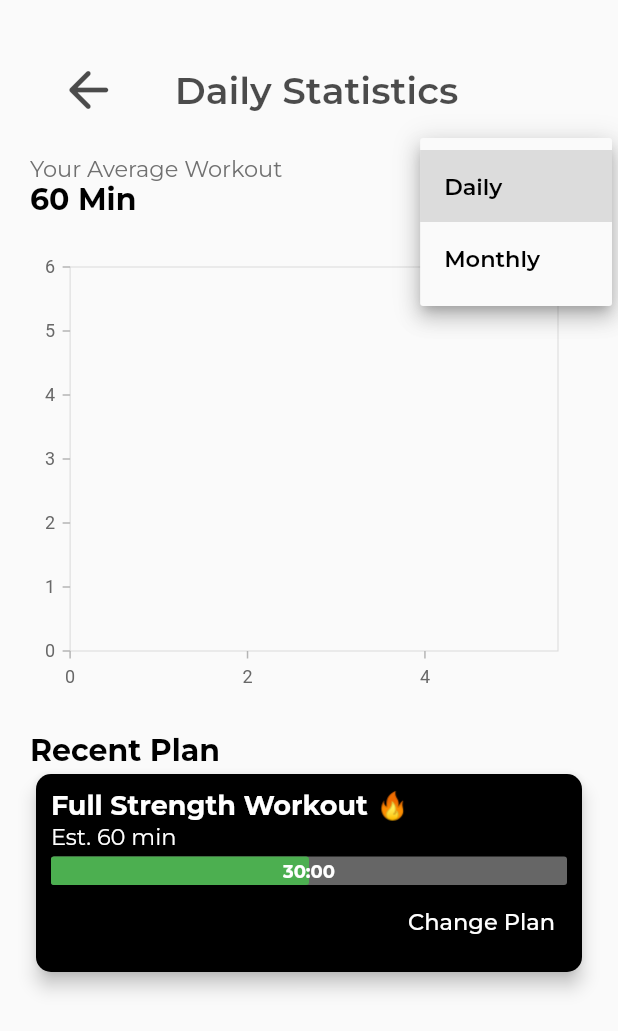
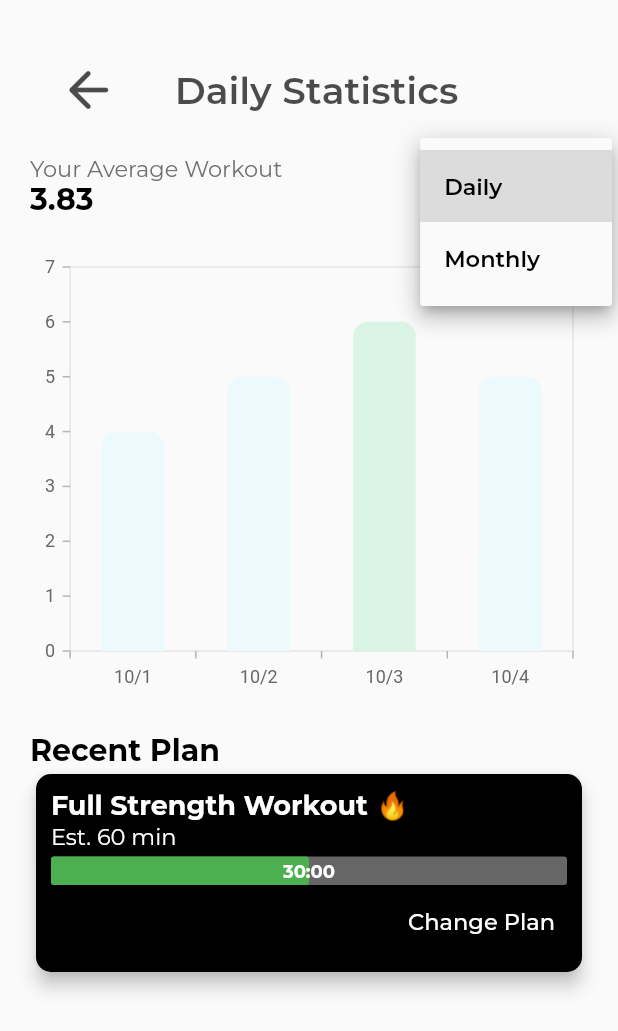
Before and after one commit to ApocalCrk/gimme, a Flutter app: the StatisticsScreen screen opened by its route, after a tap on "Daily", on a phone screen of 412 x 824 dp. Shown: the top 1031 px of the screen. Run offline on Flutter 3.47's test engine with Material 2 defaults, Android fonts, the phone set to English and light mode, and no system bars; drawn by our look-alikes of percent_indicator; our stand-ins replace awesome_notifications, cloud_firestore, firebase_auth, firebase_core, flutter_map, geolocator and 10 more; missing offline and left inert: dart:ffi, mobile_scanner; accounts and stored records are empty; project files that could hold a hidden picture were left out.

Commit message:
bar chart update

```diff
--- /dev/null
+++ b/lib/screens/statistic/component/statistics_component.dart
@@ -0,0 +1,120 @@
+import 'dart:ffi';
+import 'package:flutter/material.dart';
+import 'package:gimme/screens/statistic/tempData/data.dart';
+import 'package:syncfusion_flutter_charts/charts.dart';
+
+//find max val from listdaily
+int findMaxDaily(){
+  int max = 0;
+  for(int i = 0; i < listDaily.length; i++){
+    if(listDaily[i].duration > max){
+      max = listDaily[i].duration;
+    }
+  }
+  return max;
+}
+
+int findMaxMonthly(){
+  int max = 0;
+  for(int i = 0; i < listMonthly.length; i++){
+    if(listMonthly[i].duration > max){
+      max = listMonthly[i].duration;
+    }
+  }
+  return max;
+
+}
+
+double findDailyMean(){
+  int sum = 0;
+  for(int i = 0; i < listDaily.length; i++){
+    sum += listDaily[i].duration;
+  }
+  return sum/listDaily.length;
+}
+
+double findMonthlyMean(){
+  int sum = 0;
+  for(int i = 0; i < listMonthly.length; i++){
+    sum += listMonthly[i].duration;
+  }
+  return sum/listMonthly.length;
+
+}
+
+SfCartesianChart DailyStatistics(){
+  return SfCartesianChart(
+    legend: Legend(isVisible: false),
+    primaryXAxis: CategoryAxis(
+      majorGridLines: MajorGridLines(width: 0),
+      axisLine: AxisLine(width: 0),
+    ),
+    primaryYAxis: NumericAxis(
+      majorGridLines: MajorGridLines(width: 0),
+      axisLine: AxisLine(width: 0),
+    ),
+    series: <ChartSeries<Statistic_Daily, String>>[
+      ColumnSeries<Statistic_Daily, String>(
+        dataSource: listDaily,
+        width: 0.5,
+        xValueMapper: (Statistic_Daily data, _) => data.date,
+        yValueMapper: (Statistic_Daily data, _) => data.duration,
+        borderRadius: BorderRadius.only(topLeft: Radius.circular(10.0), topRight: Radius.circular(10.0)),
+
+        pointColorMapper: (Statistic_Daily data, _) {
+          if(data.duration == findMaxDaily()){
+            return Color(0xFFDAF5E6);
+          }else{
+            return Color(0xFFECFAFD);
+          }
+        },
+      )
+    ],
+    tooltipBehavior: TooltipBehavior(
+      enable: true,
+      header: '',
+      format: 'point.y workout(s)',
+      color: Colors.black,
+      textStyle: TextStyle(
+        color: Colors.white
+      )
+    ),
+  );
+}
+
+SfCartesianChart MonthlyStatistics(){
+  return SfCartesianChart(
+    legend: Legend(isVisible: false),
+    primaryXAxis: CategoryAxis(
+      majorGridLines: MajorGridLines(width: 0),
+      axisLine: AxisLine(width: 0),
+    ),
+    primaryYAxis: NumericAxis(
+      majorGridLines: MajorGridLines(width: 0),
+      axisLine: AxisLine(width: 0),
+    ),
+    series: <ChartSeries<Statistic_Monthly, String>>[
+      ColumnSeries<Statistic_Monthly, String>(
+        dataSource: listMonthly,
+        width: 0.5,
+        xValueMapper: (Statistic_Monthly data, _) => data.month,
+        yValueMapper: (Statistic_Monthly data, _) => data.duration,
+        borderRadius: BorderRadius.only(
+              topLeft: Radius.circular(10.0), topRight: Radius.circular(10.0)),
+        pointColorMapper: (Statistic_Monthly data, _) {
+          if(data.duration == findMaxMonthly()){
+            return Color(0xFFDAF5E6);
+          }else{
+            return Color(0xFFECFAFD);
+          }
+        }
+      )
+    ],
+    tooltipBehavior: TooltipBehavior(
+        enable: true,
+        header: '',
+        format: 'point.y workout(s)',
+        color: Colors.black,
+        textStyle: TextStyle(color: const Color.fromARGB(255, 40, 39, 39))),
+  );
+}
--- a/lib/screens/statistic/statistics_screen.dart
+++ b/lib/screens/statistic/statistics_screen.dart
@@ -1,6 +1,6 @@
 import 'package:flutter/material.dart';
 import 'package:gimme/constants.dart';
-import 'package:syncfusion_flutter_charts/charts.dart';
+import 'package:gimme/screens/statistic/component/statistics_component.dart';
 import 'package:percent_indicator/percent_indicator.dart';
 
 const List<String> dropdownPlaceholder = <String>["Daily", "Monthly"];
@@ -14,6 +14,9 @@ class StatisticsScreen extends StatefulWidget {
 
 class _StatisticsScreenState extends State<StatisticsScreen> {
   String temp = dropdownPlaceholder.first;
+  String _statisticState = dropdownPlaceholder.first;
+  double? meanDaily = findDailyMean() ?? 0;
+  double? meanMonthly = findMonthlyMean() ?? 0;
 
   @override
   Widget build(BuildContext context) {
@@ -47,7 +50,7 @@ class _StatisticsScreenState extends State<StatisticsScreen> {
                       Row(
                         mainAxisAlignment: MainAxisAlignment.spaceBetween,
                         children: [
-                          const Column(
+                          Column(
                             mainAxisAlignment: MainAxisAlignment.start,
                             crossAxisAlignment: CrossAxisAlignment.start,
                             children: [
@@ -59,7 +62,8 @@ class _StatisticsScreenState extends State<StatisticsScreen> {
                                     fontFamily: "Montserrat"),
                               ),
                               Text(
-                                '60 Min',
+                                _statisticState == dropdownPlaceholder.first
+                                    ? meanDaily!.toStringAsFixed(2) : meanMonthly!.toStringAsFixed(2),
                                 style: TextStyle(
                                     color: Color(0xff000000),
                                     fontSize: 20,
@@ -71,7 +75,7 @@ class _StatisticsScreenState extends State<StatisticsScreen> {
                           DecoratedBox(
                             decoration: BoxDecoration(
                                 borderRadius: BorderRadius.circular(5),
-                                color: Color.fromARGB(255, 255, 255, 255),
+                                color: const Color.fromARGB(255, 255, 255, 255),
                                 border: Border.all(color: Color(0xff707070))),
                             child: Padding(
                               padding: const EdgeInsets.only(left: 8, right: 8),
@@ -79,12 +83,12 @@ class _StatisticsScreenState extends State<StatisticsScreen> {
                                 value: temp,
                                 items: [
                                   DropdownMenuItem(
+                                    value: dropdownPlaceholder.first,
                                     child: Text(dropdownPlaceholder.first),
-                                    value: dropdownPlaceholder.first,
                                   ),
                                   DropdownMenuItem(
+                                    value: dropdownPlaceholder.last,
                                     child: Text(dropdownPlaceholder.last),
-                                    value: dropdownPlaceholder.last,
                                   )
                                 ],
                                 icon: const Icon(Icons.arrow_drop_down_rounded),
@@ -96,6 +100,8 @@ class _StatisticsScreenState extends State<StatisticsScreen> {
                                 onChanged: (String? value) {
                                   setState(() {
                                     temp = value!;
+                                    _statisticState = value;
+                                    setState(() {});
                                   });
                                 },
                                 underline: Container(),
@@ -105,16 +111,9 @@ class _StatisticsScreenState extends State<StatisticsScreen> {
                         ],
                       ),
                       const SizedBox(height: 20),
-                      SfCartesianChart(
-                          legend: Legend(isVisible: true),
-                          primaryXAxis: NumericAxis(
-                            majorGridLines: MajorGridLines(width: 0),
-                            axisLine: AxisLine(width: 0),
-                          ),
-                          primaryYAxis: NumericAxis(
-                            majorGridLines: MajorGridLines(width: 0),
-                            axisLine: AxisLine(width: 0),
-                          )),
+                      _statisticState == dropdownPlaceholder.first
+                          ? DailyStatistics()
+                          : MonthlyStatistics(),
                       const SizedBox(height: 20),
                       const Text(
                         'Recent Plan',
```
Also changed, not shown: lib/screens/statistic/tempData/data.dart (added, +28 -0 lines).
